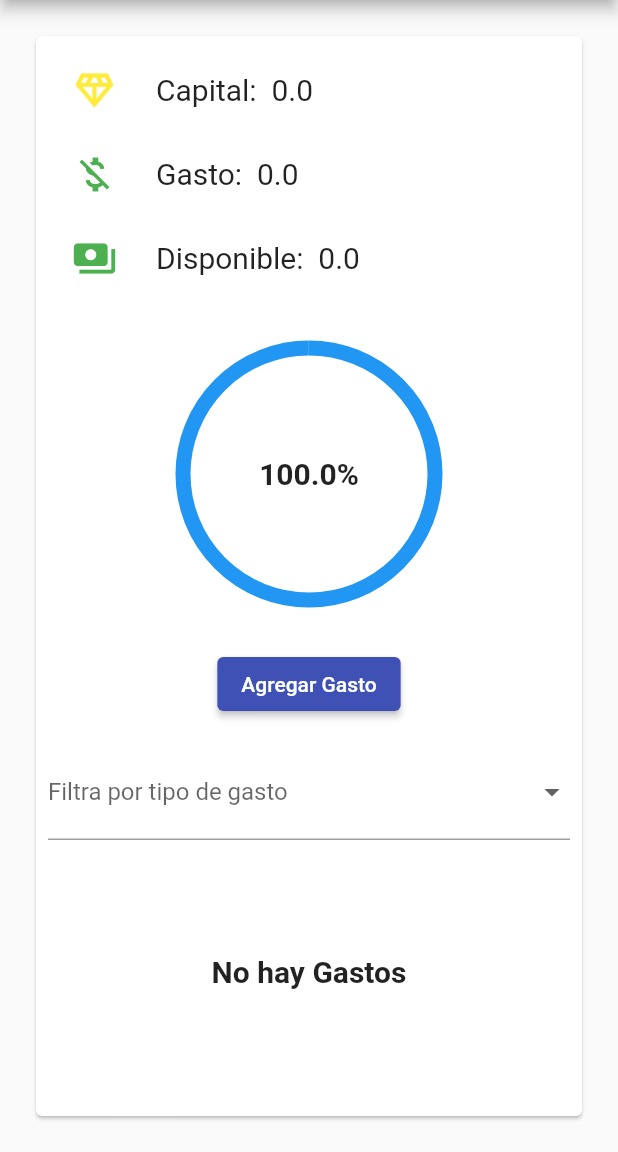
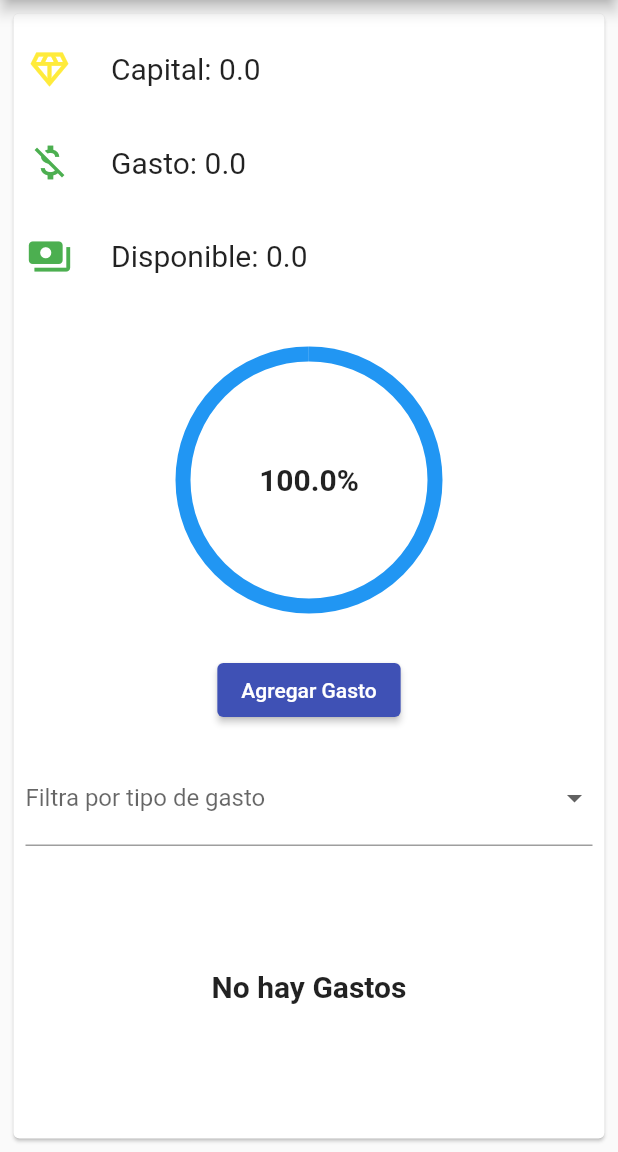
Before and after one commit to Gersue/ProyectFlutter, a Flutter app: the SecondView screen opened directly with empty values, on a phone screen of 412 x 824 dp, the part 84-1236 px from its top. Run offline on Flutter 3.47's test engine with Material 2 defaults, Android fonts, the phone set to English and light mode, and no system bars; our stand-ins replace fl_chart.

Commit message:
add flex listtitle

```diff
--- a/lib/main.dart
+++ b/lib/main.dart
@@ -462,24 +462,38 @@ class _SecondViewState extends State<SecondView> {
       ),
       body: Center(
         child: Container(
-          padding: const EdgeInsets.all(20),
+          padding: const EdgeInsets.all(5),
           child: Card(
             child: Padding(
               padding: const EdgeInsets.all(8.0),
               child: Column(
                 mainAxisSize: MainAxisSize.min,
                 children: <Widget>[
-                  ListTile(
-                    leading: const Icon(Icons.diamond_outlined, color: Colors.yellow, size: 30.0),
-                    title: Text('Capital:  ${widget.capital} ', style: const TextStyle(fontSize: 20)),
-                  ),
-                  ListTile(
-                    leading: const Icon(Icons.money_off, color: Colors.green, size: 30.0),
-                    title: Text('Gasto:  $totalGastado ', style: const TextStyle(fontSize: 20)),
-                  ),
-                  ListTile(
-                    leading: const Icon(Icons.payments, color: Colors.green, size: 30.0),
-                    title: Text('Disponible:  $disponible ', style: const TextStyle(fontSize: 20)),
+                  Expanded(
+                    flex: 1,
+                    child: Column(
+                      mainAxisSize: MainAxisSize.min,
+                      children: [
+                        Expanded(child: ListTile(
+                          minVerticalPadding: 0,
+                          contentPadding: const EdgeInsets.all(1),
+                          leading: const Icon(Icons.diamond_outlined, color: Colors.yellow, size: 30.0),
+                          title: Text('Capital: ${widget.capital}', style: const TextStyle(fontSize: 20)),
+                        )),
+                        Expanded(child: ListTile(
+                          minVerticalPadding: 0,
+                          contentPadding: const EdgeInsets.all(1),
+                          leading: const Icon(Icons.money_off, color: Colors.green, size: 30.0),
+                          title: Text('Gasto: $totalGastado', style: const TextStyle(fontSize: 20)),
+                        )),
+                        Expanded(child:  ListTile(
+                          minVerticalPadding: 0,
+                          contentPadding: const EdgeInsets.all(1),
+                          leading: const Icon(Icons.payments, color: Colors.green, size: 30.0),
+                          title: Text('Disponible: $disponible', style: const TextStyle(fontSize: 20)),
+                        ),)
+                      ],
+                    ),
                   ),
                   const SizedBox(height: 16),
                   Stack(
@@ -492,7 +506,7 @@ class _SecondViewState extends State<SecondView> {
                         child: MyPieChart(disponible: widget.capital, gasto: totalGastado),
                       ),
                       Container(
-                        margin: const EdgeInsets.only(top: 40),
+                        margin: const EdgeInsets.only(top: 40, bottom: 40),
                         child: Align(
                           alignment: Alignment.bottomCenter,
                           child: Column(
@@ -677,11 +691,10 @@ class _SecondViewState extends State<SecondView> {
                             foregroundDecoration: BoxDecoration(
                               borderRadius: BorderRadius.circular(10),
                               border: Border.all(
-                                color: !gasto.estado ? Colors.greenAccent : Colors.red,
+                                color: !gasto.estado ? Colors.greenAccent : Colors.red,// Establece el color de fondo deseado aquí
                                 width: 1.0,
                               ),
                             ),
-                            //color: !gasto.estado ? Colors.greenAccent : Colors.red, // Establece el color de fondo deseado aquí
                             child: lista(tipo, gasto),
                           )
                           ;
```
